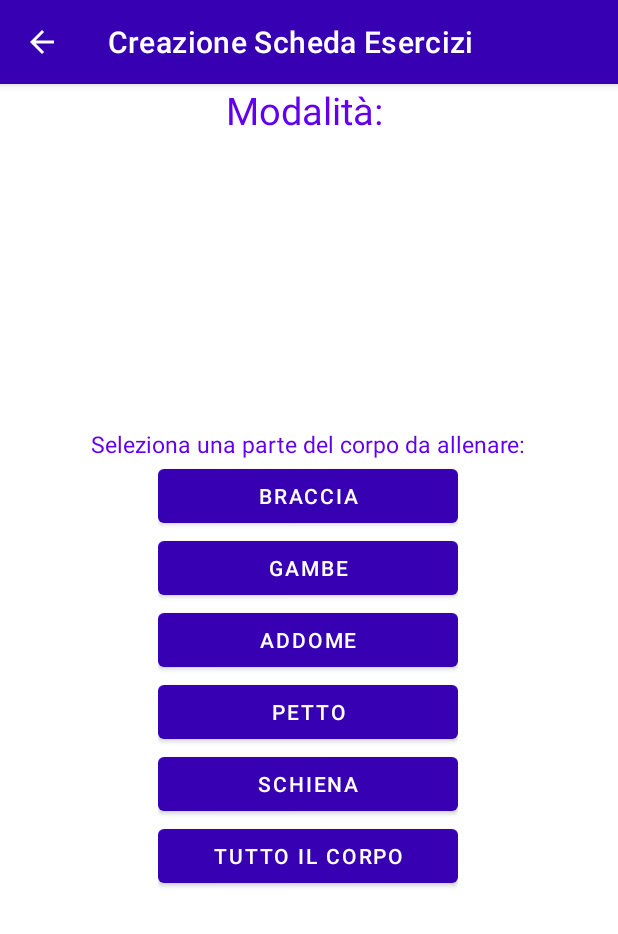
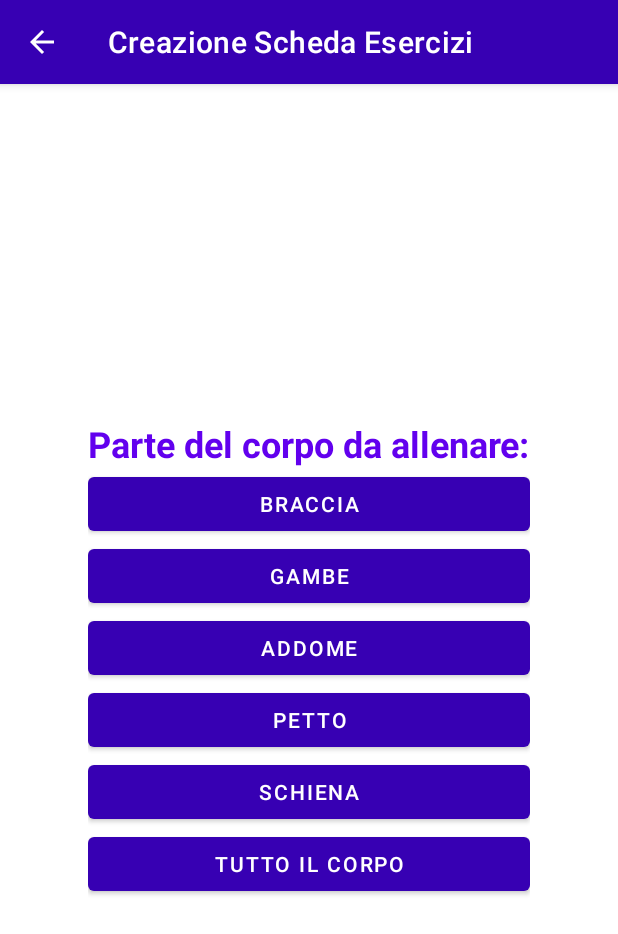
Before and after one commit to Tensa53/SmartGym, an Android app: the ScegliParteDelCorpoActivity screen opened directly, with no data from a screen before it, on a phone screen of 412 x 824 dp. Shown: the top 934 px of the screen. Run offline under Robolectric (Android 15) with nearby library versions, the light colour scheme and no system bars.

Commit message:
Implementata la funzionalità di inserimento del nome della scheda, aggiustamenti alla grafica

```diff
--- a/app/src/main/java/com/example/smartgym/gestioneScheda/application/activity/ScegliParteDelCorpoActivity.java
+++ b/app/src/main/java/com/example/smartgym/gestioneScheda/application/activity/ScegliParteDelCorpoActivity.java
@@ -15,8 +15,6 @@ import com.example.smartgym.R;
 
 public class ScegliParteDelCorpoActivity extends AppCompatActivity {
 
-    TextView tv;
-
     @Override
     protected void onCreate(Bundle savedInstanceState) {
         super.onCreate(savedInstanceState);
@@ -27,10 +25,6 @@ public class ScegliParteDelCorpoActivity extends AppCompatActivity {
         actionBar.setDisplayHomeAsUpEnabled(true);
 
         actionBar.setTitle("Creazione Scheda Esercizi");
-
-        tv = findViewById(R.id.tvModalita);
-
-//        tv.append(getIntent().getExtras().getString("stringa"));
     }
 
     public void selezionaParteDelCorpo(View v) {
@@ -56,8 +50,6 @@ public class ScegliParteDelCorpoActivity extends AppCompatActivity {
         intent = new Intent(getApplicationContext(), SelezionaEserciziActivity.class);
         intent.putExtra("PARTEDELCORPO", partedelCorpo);
         startActivity(intent);
-
-//        Toast.makeText(this, "Hai selezionato: " + partedelCorpo, Toast.LENGTH_LONG).show();
     }
 
     @Override
--- a/app/src/main/java/com/example/smartgym/gestioneScheda/storage/entity/RealScheda.java
+++ b/app/src/main/java/com/example/smartgym/gestioneScheda/storage/entity/RealScheda.java
@@ -73,6 +73,10 @@ public class RealScheda implements Serializable,SchedaEsercizi {
         esercizi.add(esercizio);
     }
 
+    public int getNumEsercizi() {
+        return esercizi.size();
+    }
+
     public void rimuoviEsercizio(Esercizio esercizio) {
         esercizi.remove(esercizio);
     }
--- a/app/src/main/res/layout/activity_visualizza_scheda_esercizi.xml
+++ b/app/src/main/res/layout/activity_visualizza_scheda_esercizi.xml
@@ -12,7 +12,10 @@
         android:layout_width="wrap_content"
         android:layout_height="wrap_content"
         android:layout_centerHorizontal="true"
-        android:layout_margin="10dp"
+        android:layout_marginStart="10dp"
+        android:layout_marginTop="10dp"
+        android:layout_marginEnd="10dp"
+        android:layout_marginBottom="10dp"
         android:text="SCHEDA"
         android:textColor="@color/purple_500"
         android:textSize="20sp"
--- a/app/src/main/res/layout/layout_exercises_2.xml
+++ b/app/src/main/res/layout/layout_exercises_2.xml
@@ -2,17 +2,6 @@
 <RelativeLayout xmlns:android="http://schemas.android.com/apk/res/android"
     android:layout_width="match_parent"
     android:layout_height="match_parent">
-
-
-    <TextView
-        android:id="@+id/tvModalita"
-        android:layout_width="wrap_content"
-        android:layout_height="wrap_content"
-        android:text="Modalità: "
-        android:textSize="25dp"
-        android:textColor="@color/purple_500"
-        android:layout_centerHorizontal="true"
-        android:layout_alignParentTop="true"/>
 
     <LinearLayout
         android:layout_centerInParent="true"
@@ -27,53 +16,54 @@
             android:textColor="@color/purple_500"
             android:layout_width="wrap_content"
             android:layout_height="wrap_content"
-            android:text="Seleziona una parte del corpo da allenare:"
-            android:textSize="15dp"/>
+            android:text="Parte del corpo da allenare:"
+            android:textSize="24sp"
+            android:textStyle="bold"/>
 
         <LinearLayout
-            android:layout_width="wrap_content"
+            android:layout_width="match_parent"
             android:layout_height="wrap_content"
             android:orientation="vertical"
             android:layout_gravity="center_horizontal">
 
             <Button
                 android:id="@+id/btbraccia"
-                android:layout_width="200dp"
+                android:layout_width="match_parent"
                 android:layout_height="wrap_content"
                 android:text="braccia"
                 android:onClick="selezionaParteDelCorpo"/>
 
             <Button
                 android:id="@+id/btgambe"
-                android:layout_width="200dp"
+                android:layout_width="match_parent"
                 android:layout_height="wrap_content"
                 android:text="gambe"
                 android:onClick="selezionaParteDelCorpo"/>
 
             <Button
                 android:id="@+id/btaddome"
-                android:layout_width="200dp"
+                android:layout_width="match_parent"
                 android:layout_height="wrap_content"
                 android:text="addome"
                 android:onClick="selezionaParteDelCorpo"/>
 
             <Button
                 android:id="@+id/btpetto"
-                android:layout_width="200dp"
+                android:layout_width="match_parent"
                 android:layout_height="wrap_content"
                 android:text="petto"
                 android:onClick="selezionaParteDelCorpo"/>
 
             <Button
                 android:id="@+id/btschiena"
-                android:layout_width="200dp"
+                android:layout_width="match_parent"
                 android:layout_height="wrap_content"
                 android:text="schiena"
                 android:onClick="selezionaParteDelCorpo"/>
 
             <Button
                 android:id="@+id/bttutto"
-                android:layout_width="200dp"
+                android:layout_width="match_parent"
                 android:layout_height="wrap_content"
                 android:text="tutto il corpo"
                 android:onClick="selezionaParteDelCorpo"/>
```
Also changed, not shown: app/src/main/java/com/example/smartgym/gestioneScheda/application/activity/RiepilogoSchedaActivity.java (+13 -2 lines), app/src/main/java/com/example/smartgym/gestioneScheda/application/activity/SelezionaEserciziActivity.java (+7 -2 lines), app/src/main/java/com/example/smartgym/gestioneScheda/application/activity/SelezioneModalitaSchedaActivity.java (+0 -7 lines), app/src/main/res/layout/activity_riepilogo_scheda.xml (+37 -15 lines), app/src/main/res/layout/activity_selezione_modalita_scheda.xml (+7 -5 lines).
